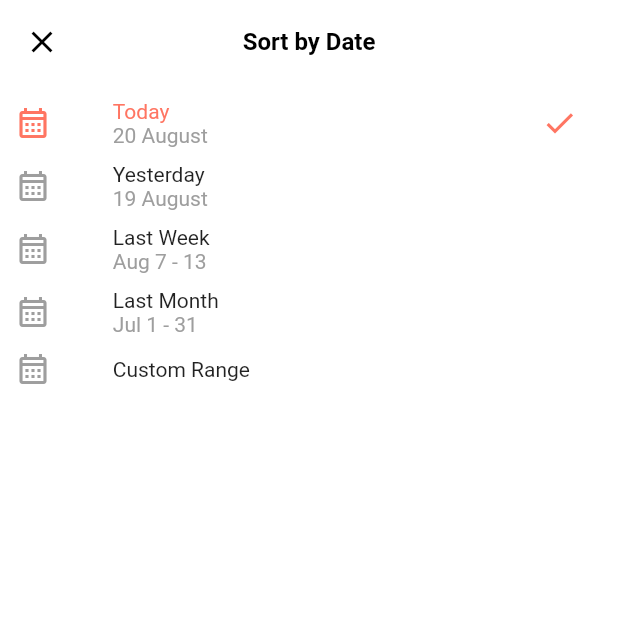
After one commit to nitheshb/Redefine-Sales-App-V1, a Flutter app: the FilterScreen screen opened directly, on a phone screen of 412 x 824 dp, the top half of it. The commit adds this screen. Run offline on Flutter 3.47's test engine with Material 2 defaults, Android fonts, the phone set to English and light mode, and no system bars; our stand-ins replace cloud_firestore, firebase_auth, firebase_core, firebase_messaging, flutter_custom_clippers, flutter_datetime_picker and 6 more; accounts and stored records are empty; statements that could not run were skipped.

Commit message:
Filters added

```diff
--- /dev/null
+++ b/lib/Screens/Filter/filter_screen.dart
@@ -0,0 +1,370 @@
+import 'package:flutter/material.dart';
+import 'package:flutter_svg/flutter_svg.dart';
+
+class FilterScreen extends StatefulWidget {
+  const FilterScreen({Key? key}) : super(key: key);
+
+  @override
+  State<FilterScreen> createState() => _FilterScreenState();
+}
+
+class _FilterScreenState extends State<FilterScreen> {
+  var isToday = true;
+  var isYesterday = false;
+  var isLastWeek = false;
+  var isLastMonth = false;
+  var isCustomRange = false;
+
+  @override
+  Widget build(BuildContext context) {
+    return Scaffold(
+      appBar: AppBar(
+        title: const Text(
+          'Sort by Date',
+          style: TextStyle(
+            fontWeight: FontWeight.bold,
+            fontSize: 16,
+            color: Colors.black,
+          ),
+        ),
+        leading: IconButton(
+          icon: const Icon(Icons.close),
+          onPressed: () {
+            Navigator.pop(context);
+          },
+          color: Colors.black,
+        ),
+        centerTitle: true,
+        backgroundColor: Colors.white,
+        elevation: 0,
+      ),
+      body: Column(
+        children: [
+          Padding(
+            padding: const EdgeInsets.only(
+              top: 10,
+              left: 10,
+            ),
+            child: InkWell(
+              onTap: () {
+                setState(() {
+                  isToday = true;
+                  isYesterday =
+                      isLastWeek = isLastMonth = isCustomRange = false;
+                });
+              },
+              child: Row(
+                children: isToday
+                    ? [
+                        const Icon(
+                          Icons.calendar_month_outlined,
+                          color: Color.fromRGBO(255, 117, 98, 1),
+                        ),
+                        SizedBox(
+                          width: MediaQuery.of(context).size.width * 0.1,
+                        ),
+                        Column(
+                          crossAxisAlignment: CrossAxisAlignment.start,
+                          children: const [
+                            Text(
+                              'Today',
+                              style: TextStyle(
+                                color: Color.fromRGBO(255, 117, 98, 1),
+                              ),
+                            ),
+                            Text(
+                              '20 August',
+                              style: TextStyle(color: Colors.grey),
+                            ),
+                          ],
+                        ),
+                        SizedBox(
+                            width: MediaQuery.of(context).size.width * 0.54),
+                        const Icon(
+                          Icons.check,
+                          color: Color.fromRGBO(255, 117, 98, 1),
+                        ),
+                      ]
+                    : [
+                        const Icon(
+                          Icons.calendar_month_outlined,
+                          color: Colors.grey,
+                        ),
+                        SizedBox(
+                          width: MediaQuery.of(context).size.width * 0.1,
+                        ),
+                        Column(
+                          crossAxisAlignment: CrossAxisAlignment.start,
+                          children: const [
+                            Text(
+                              'Today',
+                            ),
+                            Text(
+                              '20 August',
+                              style: TextStyle(color: Colors.grey),
+                            ),
+                          ],
+                        ),
+                      ],
+              ),
+            ),
+          ),
+          Padding(
+            padding: const EdgeInsets.only(
+              top: 10,
+              left: 10,
+            ),
+            child: InkWell(
+              onTap: () {
+                setState(() {
+                  isYesterday = true;
+                  isToday = isLastWeek = isLastMonth = isCustomRange = false;
+                });
+              },
+              child: Row(
+                children: isYesterday
+                    ? [
+                        const Icon(
+                          Icons.calendar_month_outlined,
+                          color: Color.fromRGBO(255, 117, 98, 1),
+                        ),
+                        SizedBox(
+                          width: MediaQuery.of(context).size.width * 0.1,
+                        ),
+                        Column(
+                          crossAxisAlignment: CrossAxisAlignment.start,
+                          children: const [
+                            Text(
+                              'Yesterday',
+                              style: TextStyle(
+                                color: Color.fromRGBO(255, 117, 98, 1),
+                              ),
+                            ),
+                            Text(
+                              '19 August',
+                              style: TextStyle(color: Colors.grey),
+                            ),
+                          ],
+                        ),
+                        SizedBox(
+                            width: MediaQuery.of(context).size.width * 0.54),
+                        const Icon(
+                          Icons.check,
+                          color: Color.fromRGBO(255, 117, 98, 1),
+                        ),
+                      ]
+                    : [
+                        const Icon(
+                          Icons.calendar_month_outlined,
+                          color: Colors.grey,
+                        ),
+                        SizedBox(
+                          width: MediaQuery.of(context).size.width * 0.1,
+                        ),
+                        Column(
+                          crossAxisAlignment: CrossAxisAlignment.start,
+                          children: const [
+                            Text(
+                              'Yesterday',
+                            ),
+                            Text(
+                              '19 August',
+                              style: TextStyle(color: Colors.grey),
+                            ),
+                          ],
+                        ),
+                      ],
+              ),
+            ),
+          ),
+          Padding(
+            padding: const EdgeInsets.only(
+              top: 10,
+              left: 10,
+            ),
+            child: InkWell(
+              onTap: () {
+                setState(() {
+                  isLastWeek = true;
+                  isToday = isYesterday = isLastMonth = isCustomRange = false;
+                });
+              },
+              child: Row(
+                children: isLastWeek
+                    ? [
+                        const Icon(
+                          Icons.calendar_month_outlined,
+                          color: Color.fromRGBO(255, 117, 98, 1),
+                        ),
+                        SizedBox(
+                          width: MediaQuery.of(context).size.width * 0.1,
+                        ),
+                        Column(
+                          crossAxisAlignment: CrossAxisAlignment.start,
+                          children: const [
+                            Text(
+                              'Last Week',
+                              style: TextStyle(
+                                color: Color.fromRGBO(255, 117, 98, 1),
+                              ),
+                            ),
+                            Text(
+                              'Aug 7 - 13',
+                              style: TextStyle(color: Colors.grey),
+                            ),
+                          ],
+                        ),
+                        SizedBox(
+                            width: MediaQuery.of(context).size.width * 0.54),
+                        const Icon(
+                          Icons.check,
+                          color: Color.fromRGBO(255, 117, 98, 1),
+                        ),
+                      ]
+                    : [
+                        const Icon(
+                          Icons.calendar_month_outlined,
+                          color: Colors.grey,
+                        ),
+                        SizedBox(
+                          width: MediaQuery.of(context).size.width * 0.1,
+                        ),
+                        Column(
+                          crossAxisAlignment: CrossAxisAlignment.start,
+                          children: const [
+                            Text(
+                              'Last Week',
+                            ),
+                            Text(
+                              'Aug 7 - 13',
+                              style: TextStyle(color: Colors.grey),
+                            ),
+                          ],
+                        ),
+                      ],
+              ),
+            ),
+          ),
+          Padding(
+            padding: const EdgeInsets.only(
+              top: 10,
+              left: 10,
+            ),
+            child: InkWell(
+              onTap: () {
+                setState(() {
+                  isLastMonth = true;
+                  isToday = isYesterday = isLastWeek = isCustomRange = false;
+                });
+              },
+              child: Row(
+                children: isLastMonth
+                    ? [
+                        const Icon(
+                          Icons.calendar_month_outlined,
+                          color: Color.fromRGBO(255, 117, 98, 1),
+                        ),
+                        SizedBox(
+                          width: MediaQuery.of(context).size.width * 0.1,
+                        ),
+                        Column(
+                          crossAxisAlignment: CrossAxisAlignment.start,
+                          children: const [
+                            Text(
+                              'Last Month',
+                              style: TextStyle(
+                                color: Color.fromRGBO(255, 117, 98, 1),
+                              ),
+                            ),
+                            Text(
+                              'Jul 1 - 31',
+                              style: TextStyle(color: Colors.grey),
+                            ),
+                          ],
+                        ),
+                        SizedBox(
+                            width: MediaQuery.of(context).size.width * 0.52),
+                        const Icon(
+                          Icons.check,
+                          color: Color.fromRGBO(255, 117, 98, 1),
+                        ),
+                      ]
+                    : [
+                        const Icon(
+                          Icons.calendar_month_outlined,
+                          color: Colors.grey,
+                        ),
+                        SizedBox(
+                          width: MediaQuery.of(context).size.width * 0.1,
+                        ),
+                        Column(
+                          crossAxisAlignment: CrossAxisAlignment.start,
+                          children: const [
+                            Text(
+                              'Last Month',
+                            ),
+                            Text(
+                              'Jul 1 - 31',
+                              style: TextStyle(color: Colors.grey),
+                            ),
+                          ],
+                        ),
+                      ],
+              ),
+            ),
+          ),
+          Padding(
+            padding: const EdgeInsets.only(
+              top: 10,
+              left: 10,
+            ),
+            child: InkWell(
+              onTap: () {
+                setState(() {
+                  isCustomRange = true;
+                  isToday = isYesterday = isLastWeek = isLastMonth = false;
+                });
+              },
+              child: Row(
+                children: isCustomRange
+                    ? [
+                        const Icon(
+                          Icons.calendar_month_outlined,
+                          color: Color.fromRGBO(255, 117, 98, 1),
+                        ),
+                        SizedBox(
+                          width: MediaQuery.of(context).size.width * 0.1,
+                        ),
+                        const Text(
+                          'Custom Range',
+                          style: TextStyle(
+                            color: Color.fromRGBO(255, 117, 98, 1),
+                          ),
+                        ),
+                        SizedBox(
+                            width: MediaQuery.of(context).size.width * 0.47),
+                        const Icon(
+                          Icons.check,
+                          color: Color.fromRGBO(255, 117, 98, 1),
+                        ),
+                      ]
+                    : [
+                        const Icon(
+                          Icons.calendar_month_outlined,
+                          color: Colors.grey,
+                        ),
+                        SizedBox(
+                          width: MediaQuery.of(context).size.width * 0.1,
+                        ),
+                        const Text(
+                          'Custom Range',
+                        ),
+                      ],
+              ),
+            ),
+          ),
+        ],
+      ),
+    );
+  }
+}
--- a/lib/main.dart
+++ b/lib/main.dart
@@ -41,9 +41,7 @@ class MyApp extends StatelessWidget {
       initialBinding: ControllerBindings(),
       themeMode: ThemeService().theme,
       debugShowCheckedModeBanner: false,
-      home: currentUser==null
-          ? const OnBoardingPage()
-          : HomePage(),
+      home: currentUser == null ? const OnBoardingPage() : HomePage(),
     );
   }
 }
```
